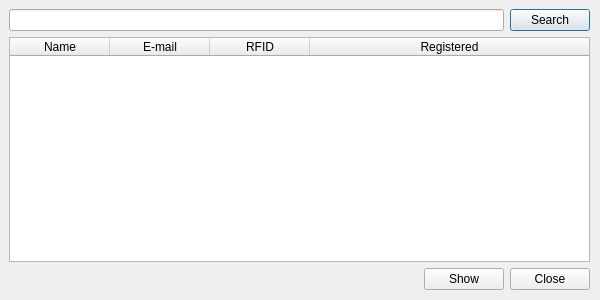
This is src/uis/dlg_searching.ui in RaD/qtclient as Qt 5 draws it before an edit. The edited form follows.
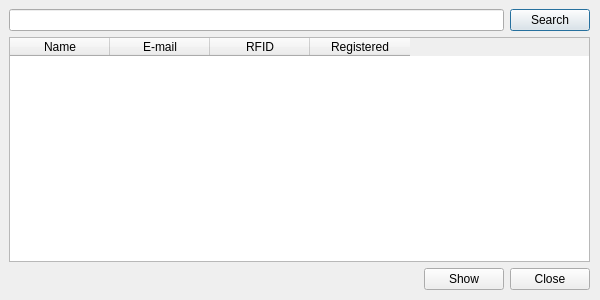
This is the edited form.

What changed in the file:
```diff
--- a/src/uis/dlg_searching.ui
+++ b/src/uis/dlg_searching.ui
@@ -49,7 +49,7 @@
        <number>60</number>
       </attribute>
       <attribute name="horizontalHeaderStretchLastSection">
-       <bool>true</bool>
+       <bool>false</bool>
       </attribute>
       <column>
        <property name="text">
```
